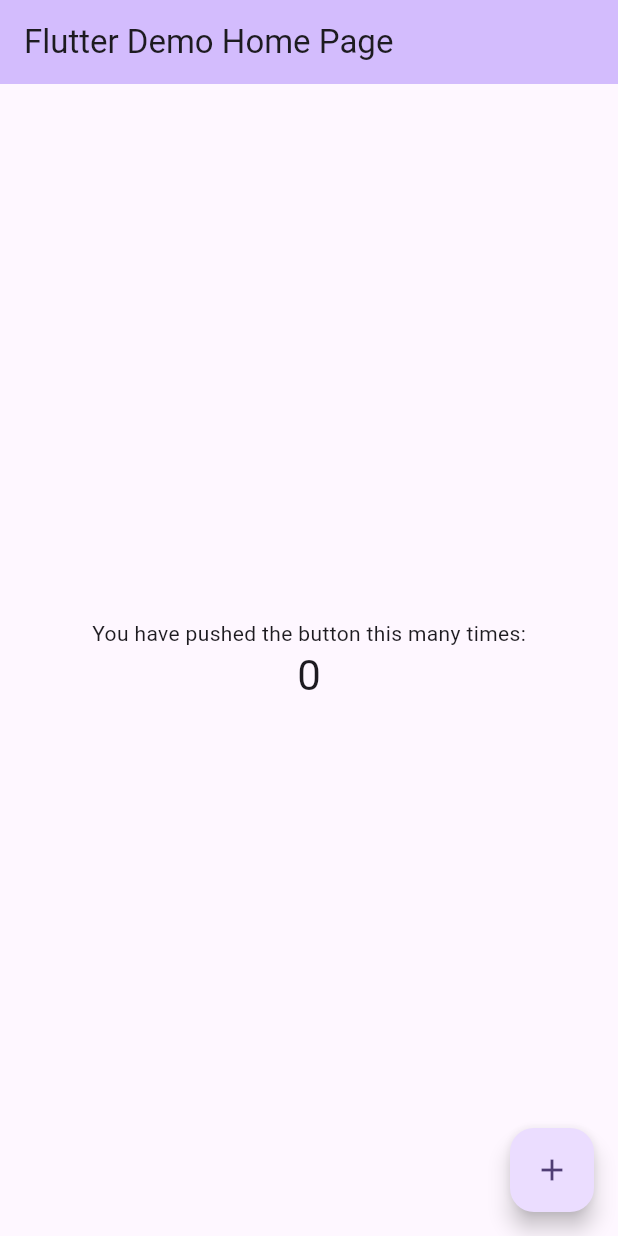
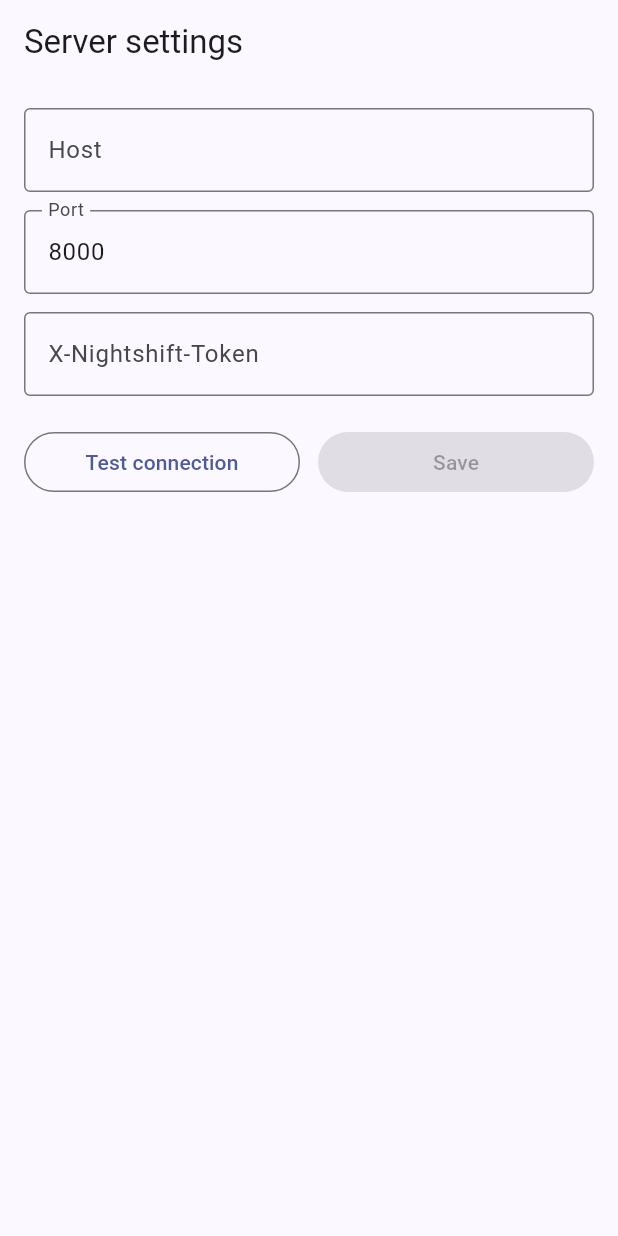
Before and after one commit to karan-ksrk/Nightshift, a Flutter app: the screen it shows after launch, on a phone screen of 412 x 824 dp. Run offline on Flutter 3.47's test engine with Material 3 defaults, Android fonts, the phone set to English and light mode, and no system bars; our stand-ins replace dio, flutter_secure_storage, shared_preferences.

Commit message:
Phase 3 M1: Settings screen -- host/port/token, Test connection
NightshiftClient (dio-based) wraps the Phase 2 API contract: /status now,
/upload/* and /files added as later milestones need them.
NightshiftApiException unwraps FastAPI's nested {"detail": {...}} error
bodies into typed accessors (isUnauthorized, isDuplicate, isGap, gapOffset,
etc.) so every call site downstream gets one consistent exception shape
instead of raw dio/response handling.

SettingsStore (shared_preferences) for host/port, TokenStore
(flutter_secure_storage) for the token -- kept separate since the token is
a credential, not a preference, per the plan.

Settings screen: Test connection builds a throwaway client from the
current (unsaved) field values and hits GET /status, so a wrong entry is
caught before committing it with Save.

Verified end to end on the real Redmi Note 7 Pro against the real Pi
server: entered host/port/token, Test connection succeeded (showed the
live queued-file count), Save persisted, and force-stop + relaunch
confirmed the fields survive restart rather than just living in memory.

Also fixes a real build blocker hit along the way: Kotlin's incremental
compiler (Build Tools API backend) failed to close its memory-mapped .tab
cache files on this machine -- "Could not close incremental caches",
reproducible even after `flutter clean`. Known Windows issue (real-time AV
scanning locking the mmap'd files during close). kotlin.incremental=false
in android/gradle.properties avoids the cache entirely.

Co-Authored-By: Claude Sonnet 5 <noreply@anthropic.com>

```diff
--- /dev/null
+++ b/app/lib/core/api/api_exceptions.dart
@@ -0,0 +1,69 @@
+/// FastAPI's HTTPException(status_code, detail={...}) nests the payload
+/// under a "detail" key -- {"detail": {"error": "gap", "offset": 123}} --
+/// not flat. Every error path from server.py comes through here so callers
+/// deal with one typed exception, not raw dio DioException/response shapes.
+library;
+
+/// Thrown for any non-2xx response from the Nightshift server, or for a
+/// network-level failure (no response at all).
+class NightshiftApiException implements Exception {
+  /// HTTP status code, or null if the request never got a response
+  /// (timeout, DNS failure, connection refused -- can't reach the Pi at all).
+  final int? statusCode;
+
+  /// The machine-readable error tag from `detail.error`, when the server
+  /// sent one (e.g. "duplicate", "gap", "hash_mismatch", "incomplete").
+  /// Null for errors that aren't shaped that way (401, plain 404/500 text,
+  /// or a network failure).
+  final String? errorTag;
+
+  /// The full decoded `detail` payload (dict or string), for callers that
+  /// need more than just the error tag -- e.g. `file_id`/`state` on a
+  /// duplicate, or `offset` on a gap.
+  final dynamic detail;
+
+  final String message;
+
+  const NightshiftApiException({
+    required this.message,
+    this.statusCode,
+    this.errorTag,
+    this.detail,
+  });
+
+  bool get isNetworkFailure => statusCode == null;
+  bool get isUnauthorized => statusCode == 401;
+  bool get isDuplicate => errorTag == 'duplicate';
+  bool get isGap => errorTag == 'gap';
+  bool get isHashMismatch => errorTag == 'hash_mismatch';
+  bool get isIncomplete => errorTag == 'incomplete';
+  bool get isUnknownUploadId => statusCode == 404;
+
+  /// The `file_id` from a 409 duplicate body, if present.
+  int? get duplicateFileId {
+    if (detail is Map && detail['file_id'] is int) {
+      return detail['file_id'] as int;
+    }
+    return null;
+  }
+
+  /// The `state` from a 409 duplicate body, if present.
+  String? get duplicateState {
+    if (detail is Map && detail['state'] is String) {
+      return detail['state'] as String;
+    }
+    return null;
+  }
+
+  /// The `offset` from a 416 gap body -- where the server actually is,
+  /// which the caller must resume from rather than guessing.
+  int? get gapOffset {
+    if (detail is Map && detail['offset'] is int) {
+      return detail['offset'] as int;
+    }
+    return null;
+  }
+
+  @override
+  String toString() => 'NightshiftApiException($statusCode, $errorTag: $message)';
+}
--- /dev/null
+++ b/app/lib/core/config/settings_store.dart
@@ -0,0 +1,25 @@
+import 'package:shared_preferences/shared_preferences.dart';
+
+/// Host and port -- not secret, plain key-value via shared_preferences.
+/// The server token lives separately in TokenStore (flutter_secure_storage),
+/// since it's a credential, not a preference.
+class SettingsStore {
+  static const _hostKey = 'server_host';
+  static const _portKey = 'server_port';
+
+  Future<String?> getHost() async {
+    final prefs = await SharedPreferences.getInstance();
+    return prefs.getString(_hostKey);
+  }
+
+  Future<int?> getPort() async {
+    final prefs = await SharedPreferences.getInstance();
+    return prefs.getInt(_portKey);
+  }
+
+  Future<void> save({required String host, required int port}) async {
+    final prefs = await SharedPreferences.getInstance();
+    await prefs.setString(_hostKey, host);
+    await prefs.setInt(_portKey, port);
+  }
+}
--- /dev/null
+++ b/app/lib/core/config/token_store.dart
@@ -0,0 +1,16 @@
+import 'package:flutter_secure_storage/flutter_secure_storage.dart';
+
+/// The server's shared-secret token (X-Nightshift-Token) is a credential,
+/// not a preference -- Android Keystore-backed encrypted storage, not plain
+/// SharedPreferences.
+class TokenStore {
+  static const _tokenKey = 'server_token';
+  final _storage = const FlutterSecureStorage();
+
+  Future<String?> getToken() => _storage.read(key: _tokenKey);
+
+  Future<void> saveToken(String token) =>
+      _storage.write(key: _tokenKey, value: token);
+
+  Future<void> clear() => _storage.delete(key: _tokenKey);
+}
--- a/app/lib/main.dart
+++ b/app/lib/main.dart
@@ -1,122 +1,25 @@
 import 'package:flutter/material.dart';
 
+import 'screens/settings/settings_screen.dart';
+
 void main() {
-  runApp(const MyApp());
+  runApp(const NightshiftApp());
 }
 
-class MyApp extends StatelessWidget {
-  const MyApp({super.key});
+class NightshiftApp extends StatelessWidget {
+  const NightshiftApp({super.key});
 
-  // This widget is the root of your application.
   @override
   Widget build(BuildContext context) {
     return MaterialApp(
-      title: 'Flutter Demo',
+      title: 'Nightshift',
       theme: ThemeData(
-        // This is the theme of your application.
-        //
-        // TRY THIS: Try running your application with "flutter run". You'll see
-        // the application has a purple toolbar. Then, without quitting the app,
-        // try changing the seedColor in the colorScheme below to Colors.green
-        // and then invoke "hot reload" (save your changes or press the "hot
-        // reload" button in a Flutter-supported IDE, or press "r" if you used
-        // the command line to start the app).
-        //
-        // Notice that the counter didn't reset back to zero; the application
-        // state is not lost during the reload. To reset the state, use hot
-        // restart instead.
-        //
-        // This works for code too, not just values: Most code changes can be
-        // tested with just a hot reload.
-        colorScheme: .fromSeed(seedColor: Colors.deepPurple),
+        colorScheme: ColorScheme.fromSeed(seedColor: Colors.indigo),
+        useMaterial3: true,
       ),
-      home: const MyHomePage(title: 'Flutter Demo Home Page'),
+      // M1: Settings is the only screen. Upload/Status get added and this
+      // becomes a bottom-nav shell in later milestones.
+      home: const SettingsScreen(),
     );
   }
 }
-
-class MyHomePage extends StatefulWidget {
-  const MyHomePage({super.key, required this.title});
-
-  // This widget is the home page of your application. It is stateful, meaning
-  // that it has a State object (defined below) that contains fields that affect
-  // how it looks.
-
-  // This class is the configuration for the state. It holds the values (in this
-  // case the title) provided by the parent (in this case the App widget) and
-  // used by the build method of the State. Fields in a Widget subclass are
-  // always marked "final".
-
-  final String title;
-
-  @override
-  State<MyHomePage> createState() => _MyHomePageState();
-}
-
-class _MyHomePageState extends State<MyHomePage> {
-  int _counter = 0;
-
-  void _incrementCounter() {
-    setState(() {
-      // This call to setState tells the Flutter framework that something has
-      // changed in this State, which causes it to rerun the build method below
-      // so that the display can reflect the updated values. If we changed
-      // _counter without calling setState(), then the build method would not be
-      // called again, and so nothing would appear to happen.
-      _counter++;
-    });
-  }
-
-  @override
-  Widget build(BuildContext context) {
-    // This method is rerun every time setState is called, for instance as done
-    // by the _incrementCounter method above.
-    //
-    // The Flutter framework has been optimized to make rerunning build methods
-    // fast, so that you can just rebuild anything that needs updating rather
-    // than having to individually change instances of widgets.
-    return Scaffold(
-      appBar: AppBar(
-        // TRY THIS: Try changing the color here to a specific color (to
-        // Colors.amber, perhaps?) and trigger a hot reload to see the AppBar
-        // change color while the other colors stay the same.
-        backgroundColor: Theme.of(context).colorScheme.inversePrimary,
-        // Here we take the value from the MyHomePage object that was created by
-        // the App.build method, and use it to set our appbar title.
-        title: Text(widget.title),
-      ),
-      body: Center(
-        // Center is a layout widget. It takes a single child and positions it
-        // in the middle of the parent.
-        child: Column(
-          // Column is also a layout widget. It takes a list of children and
-          // arranges them vertically. By default, it sizes itself to fit its
-          // children horizontally, and tries to be as tall as its parent.
-          //
-          // Column has various properties to control how it sizes itself and
-          // how it positions its children. Here we use mainAxisAlignment to
-          // center the children vertically; the main axis here is the vertical
-          // axis because Columns are vertical (the cross axis would be
-          // horizontal).
-          //
-          // TRY THIS: Invoke "debug painting" (choose the "Toggle Debug Paint"
-          // action in the IDE, or press "p" in the console), to see the
-          // wireframe for each widget.
-          mainAxisAlignment: .center,
-          children: [
-            const Text('You have pushed the button this many times:'),
-            Text(
-              '$_counter',
-              style: Theme.of(context).textTheme.headlineMedium,
-            ),
-          ],
-        ),
-      ),
-      floatingActionButton: FloatingActionButton(
-        onPressed: _incrementCounter,
-        tooltip: 'Increment',
-        child: const Icon(Icons.add),
-      ),
-    );
-  }
-}
--- /dev/null
+++ b/app/lib/screens/settings/settings_screen.dart
@@ -0,0 +1,234 @@
+import 'package:flutter/material.dart';
+
+import '../../core/api/api_exceptions.dart';
+import '../../core/api/nightshift_client.dart';
+import '../../core/config/settings_store.dart';
+import '../../core/config/token_store.dart';
+
+class SettingsScreen extends StatefulWidget {
+  const SettingsScreen({super.key});
+
+  @override
+  State<SettingsScreen> createState() => _SettingsScreenState();
+}
+
+enum _TestState { idle, testing, success, failure }
+
+class _SettingsScreenState extends State<SettingsScreen> {
+  final _settingsStore = SettingsStore();
+  final _tokenStore = TokenStore();
+
+  final _hostController = TextEditingController();
+  final _portController = TextEditingController(text: '8000');
+  final _tokenController = TextEditingController();
+
+  bool _loading = true;
+  bool _saved = false;
+  _TestState _testState = _TestState.idle;
+  String? _testMessage;
+
+  @override
+  void initState() {
+    super.initState();
+    _loadSaved();
+  }
+
+  Future<void> _loadSaved() async {
+    final host = await _settingsStore.getHost();
+    final port = await _settingsStore.getPort();
+    final token = await _tokenStore.getToken();
+    setState(() {
+      if (host != null) _hostController.text = host;
+      if (port != null) _portController.text = port.toString();
+      if (token != null) _tokenController.text = token;
+      _loading = false;
+    });
+  }
+
+  int? get _parsedPort => int.tryParse(_portController.text.trim());
+
+  bool get _fieldsLookValid =>
+      _hostController.text.trim().isNotEmpty &&
+      _parsedPort != null &&
+      _tokenController.text.trim().isNotEmpty;
+
+  Future<void> _testConnection() async {
+    if (!_fieldsLookValid) {
+      setState(() {
+        _testState = _TestState.failure;
+        _testMessage = 'Fill in host, a valid port, and the token first.';
+      });
+      return;
+    }
+
+    setState(() {
+      _testState = _TestState.testing;
+      _testMessage = null;
+    });
+
+    // Deliberately built from the current field values, not the persisted
+    // ones -- so "Test connection" checks what you just typed, before you've
+    // committed to it with Save.
+    final client = NightshiftClient(
+      host: _hostController.text.trim(),
+      port: _parsedPort!,
+      token: _tokenController.text.trim(),
+    );
+
+    try {
+      final status = await client.status();
+      final queued = status['counts']?['QUEUED']?['files'] ?? 0;
+      if (!mounted) return;
+      setState(() {
+        _testState = _TestState.success;
+        _testMessage = 'Connected. $queued file(s) queued on the Pi.';
+      });
+    } on NightshiftApiException catch (e) {
+      if (!mounted) return;
+      setState(() {
+        _testState = _TestState.failure;
+        _testMessage = _describeFailure(e);
+      });
+    }
+  }
+
+  String _describeFailure(NightshiftApiException e) {
+    if (e.isUnauthorized) {
+      return 'Wrong token -- rejected by the server.';
+    }
+    if (e.isNetworkFailure) {
+      return "Couldn't reach $host:$port -- check the host/port and that "
+          "you're on the same network as the Pi.";
+    }
+    return 'Server error (HTTP ${e.statusCode}): ${e.message}';
+  }
+
+  String get host => _hostController.text.trim();
+  int get port => _parsedPort ?? 0;
+
+  Future<void> _save() async {
+    if (!_fieldsLookValid) return;
+    await _settingsStore.save(host: host, port: port);
+    await _tokenStore.saveToken(_tokenController.text.trim());
+    if (!mounted) return;
+    setState(() => _saved = true);
+    ScaffoldMessenger.of(context).showSnackBar(
+      const SnackBar(content: Text('Saved.')),
+    );
+  }
+
+  @override
+  void dispose() {
+    _hostController.dispose();
+    _portController.dispose();
+    _tokenController.dispose();
+    super.dispose();
+  }
+
+  @override
+  Widget build(BuildContext context) {
+    if (_loading) {
+      return const Scaffold(body: Center(child: CircularProgressIndicator()));
+    }
+    return Scaffold(
+      appBar: AppBar(title: const Text('Server settings')),
+      body: Padding(
+        padding: const EdgeInsets.all(16),
+        child: ListView(
+          children: [
+            TextField(
+              controller: _hostController,
+              decoration: const InputDecoration(
+                labelText: 'Host',
+                hintText: '100.92.47.48 or 192.168.1.23',
+                border: OutlineInputBorder(),
+              ),
+              onChanged: (_) => setState(() {
+                _saved = false;
+                _testState = _TestState.idle;
+              }),
+            ),
+            const SizedBox(height: 12),
+            TextField(
+              controller: _portController,
+              decoration: const InputDecoration(
+                labelText: 'Port',
+                border: OutlineInputBorder(),
+              ),
+              keyboardType: TextInputType.number,
+              onChanged: (_) => setState(() {
+                _saved = false;
+                _testState = _TestState.idle;
+              }),
+            ),
+            const SizedBox(height: 12),
+            TextField(
+              controller: _tokenController,
+              decoration: const InputDecoration(
+                labelText: 'X-Nightshift-Token',
+                border: OutlineInputBorder(),
+              ),
+              obscureText: true,
+              onChanged: (_) => setState(() {
+                _saved = false;
+                _testState = _TestState.idle;
+              }),
+            ),
+            const SizedBox(height: 20),
+            Row(
+              children: [
+                Expanded(
+                  child: OutlinedButton(
+                    onPressed: _testState == _TestState.testing
+                        ? null
+                        : _testConnection,
+                    child: _testState == _TestState.testing
+                        ? const SizedBox(
+                            width: 16,
+                            height: 16,
+                            child: CircularProgressIndicator(strokeWidth: 2),
+                          )
+                        : const Text('Test connection'),
+                  ),
+                ),
+                const SizedBox(width: 12),
+                Expanded(
+                  child: FilledButton(
+                    onPressed: _fieldsLookValid ? _save : null,
+                    child: Text(_saved ? 'Saved' : 'Save'),
+                  ),
+                ),
+              ],
+            ),
+            if (_testMessage != null) ...[
+              const SizedBox(height: 16),
+              Container(
+                padding: const EdgeInsets.all(12),
+                decoration: BoxDecoration(
+                  color: _testState == _TestState.success
+                      ? Colors.green.withValues(alpha: 0.15)
+                      : Colors.red.withValues(alpha: 0.15),
+                  borderRadius: BorderRadius.circular(8),
+                ),
+                child: Row(
+                  children: [
+                    Icon(
+                      _testState == _TestState.success
+                          ? Icons.check_circle
+                          : Icons.error,
+                      color: _testState == _TestState.success
+                          ? Colors.green
+                          : Colors.red,
+                    ),
+                    const SizedBox(width: 8),
+                    Expanded(child: Text(_testMessage!)),
+                  ],
+                ),
+              ),
+            ],
+          ],
+        ),
+      ),
+    );
+  }
+}
--- a/app/pubspec.yaml
+++ b/app/pubspec.yaml
@@ -34,6 +34,12 @@ dependencies:
   # The following adds the Cupertino Icons font to your application.
   # Use with the CupertinoIcons class for iOS style icons.
   cupertino_icons: ^1.0.8
+
+  # Phase 3 -- see the Phase 3 plan for why each of these, specifically
+  dio: ^5.7.0                      # precise Content-Range control, upload progress
+  shared_preferences: ^2.3.3       # host/port -- not secret
+  flutter_secure_storage: ^9.2.2   # server token -- is a secret
+  provider: ^6.1.2                 # sharing upload/status state across screens
 
 dev_dependencies:
   flutter_test:
```
Also changed, not shown: app/lib/core/api/nightshift_client.dart (added, +156 -0 lines), app/pubspec.lock, 2 other files.
